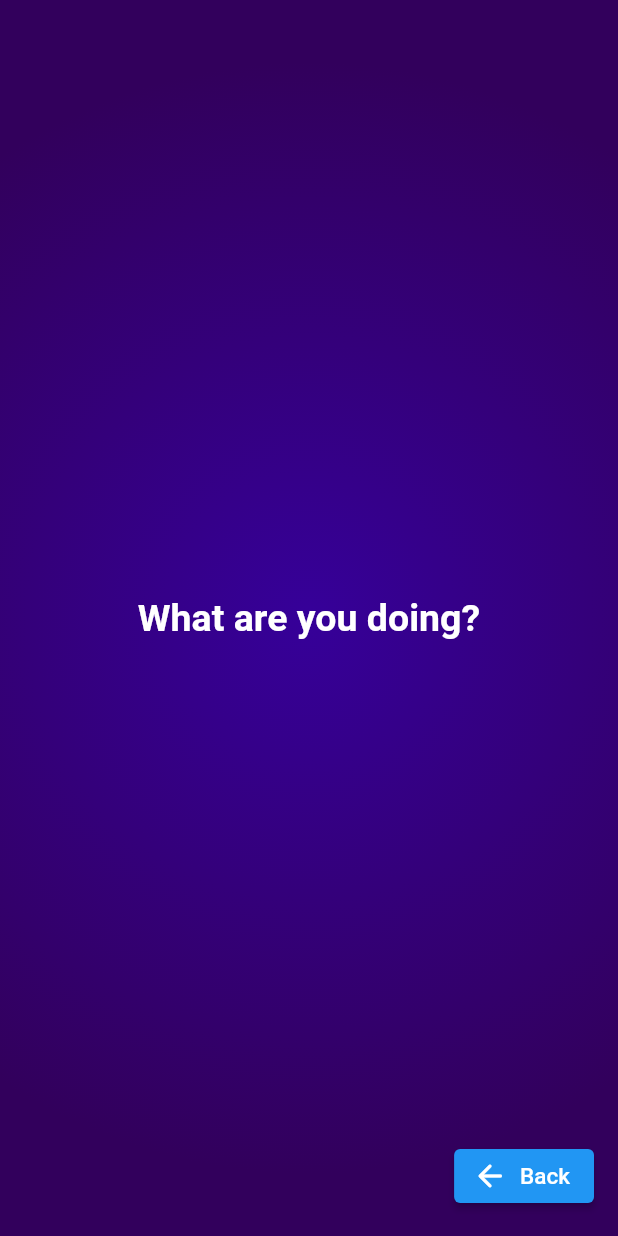
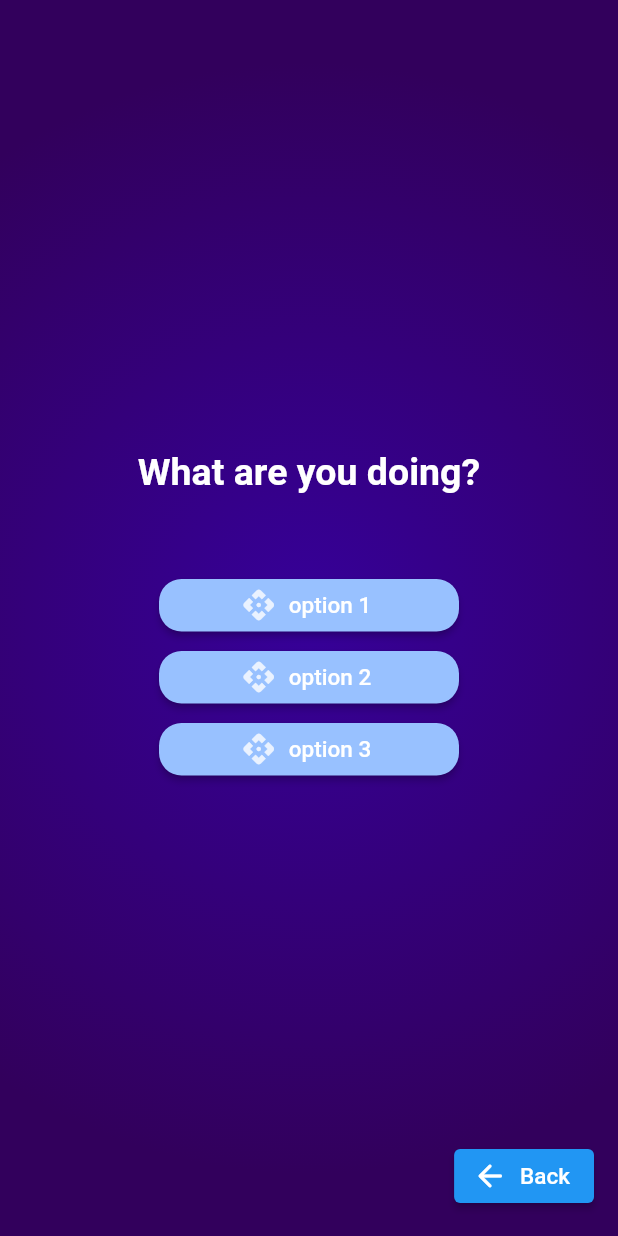
Before and after one commit to adrmontenegro/quiz-app, a Flutter app: the screen it shows after launch, after a tap on "Start Quiz", on a phone screen of 412 x 824 dp. Run offline on Flutter 3.47's test engine with Material 2 defaults, Android fonts, the phone set to English and light mode, and no system bars.

Commit message:
question screen preset built

```diff
--- /dev/null
+++ b/lib/answer_button.dart
@@ -0,0 +1,26 @@
+import 'package:flutter/material.dart';
+import 'package:quiz_app/styled_text.dart';
+
+const buttonColor = Color.fromARGB(255, 152, 193, 255);
+
+class AnswerButton extends StatelessWidget {
+  const AnswerButton({required this.label, required this.onPressed, super.key});
+
+  final String label;
+  final void Function() onPressed;
+
+  @override
+  Widget build(BuildContext context) {
+    return ElevatedButton.icon(
+      onPressed: onPressed,
+      style: ElevatedButton.styleFrom(
+        backgroundColor: buttonColor,
+        shape: RoundedRectangleBorder(borderRadius: BorderRadius.circular(15)),
+        minimumSize: const Size(200, 35),
+      ),
+      icon: const Icon(Icons.api_rounded,
+          color: Color.fromARGB(202, 255, 255, 255)),
+      label: StyledText.button(text: label),
+    );
+  }
+}
--- a/lib/question_screen.dart
+++ b/lib/question_screen.dart
@@ -1,4 +1,5 @@
 import 'package:flutter/material.dart';
+import 'package:quiz_app/answer_button.dart';
 import 'package:quiz_app/styled_text.dart';
 
 class QuestionScreen extends StatefulWidget {
@@ -6,20 +7,24 @@ class QuestionScreen extends StatefulWidget {
 
   @override
   State<QuestionScreen> createState() {
-    return _QuestionScreen();
+    return _QuestionScreenState();
   }
 }
 
-class _QuestionScreen extends State<QuestionScreen> {
+class _QuestionScreenState extends State<QuestionScreen> {
   String question = "What are you doing?";
 
   @override
   Widget build(context) {
     return Center(
       child: Column(
-        mainAxisAlignment: MainAxisAlignment.center,
+        mainAxisSize: MainAxisSize.min,
         children: [
-          StyledText.title(text:  question),
+          StyledText.title(text: question),
+          const SizedBox(height: 50),
+          AnswerButton(label: "option 1", onPressed: () {}),
+          AnswerButton(label: "option 2", onPressed: () {}),
+          AnswerButton(label: "option 3", onPressed: () {}),
         ],
       ),
     );
```
